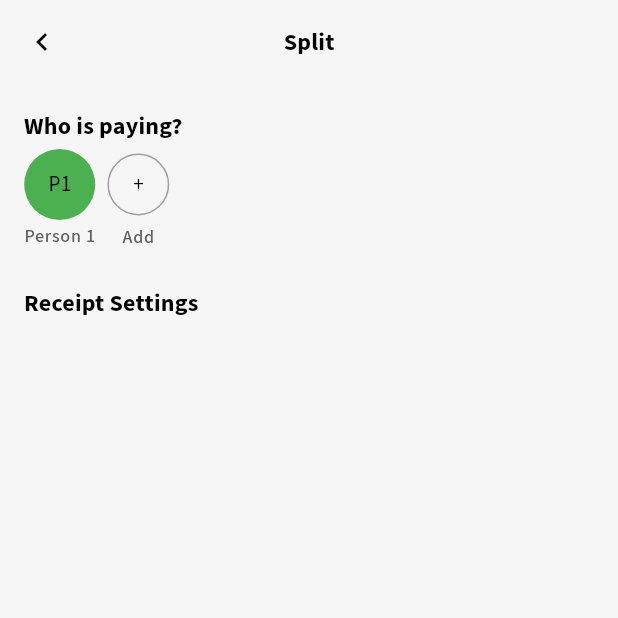
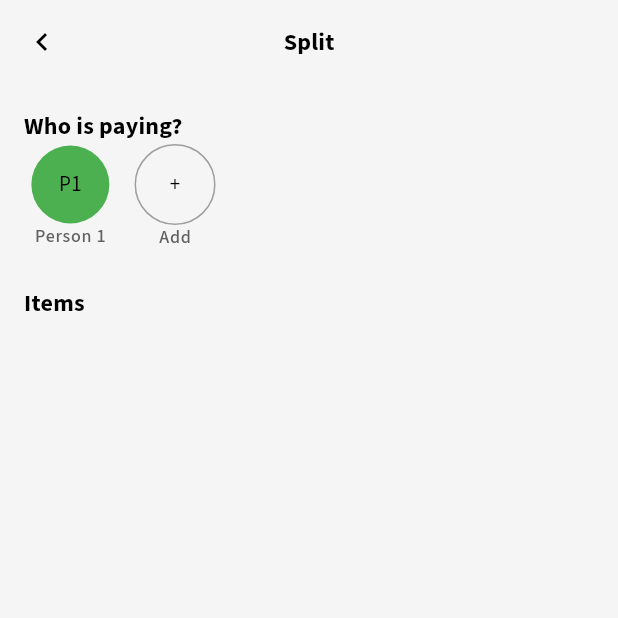
Before and after one commit to Zer0-01/numeru, a Flutter app: the SplitScreen screen opened directly, after a tap on an icon or button, on a phone screen of 412 x 824 dp, the top half of it. Run offline on Flutter 3.47's test engine with Material 3 defaults, Android fonts, the phone set to English and light mode, and no system bars; our stand-ins replace adaptive_theme, auto_route, equatable, flutter_bloc, google_fonts, logger and 2 more; accounts and stored records are empty; network calls fail.

Commit message:
feat: add size

```diff
--- a/lib/presentation/screen/split/widgets/receipt_settings_widget.dart
+++ b/lib/presentation/screen/split/widgets/receipt_settings_widget.dart
@@ -13,7 +13,7 @@ class ReceiptSettingsWidget extends StatelessWidget {
           crossAxisAlignment: CrossAxisAlignment.start,
           children: [
             Text(
-              context.l10n.receipt_settings,
+              "Items",
               style: context.textTheme.titleMedium?.copyWith(
                 fontWeight: FontWeight.bold,
               ),
--- a/lib/presentation/screen/split/widgets/who_is_paying_widget.dart
+++ b/lib/presentation/screen/split/widgets/who_is_paying_widget.dart
@@ -1,6 +1,7 @@
 import 'package:flutter/material.dart';
 import 'package:flutter_bloc/flutter_bloc.dart';
 import 'package:numeru/constant/padding_constant.dart';
+import 'package:numeru/constant/sizes_constant.dart';
 import 'package:numeru/extensions/context_extension.dart';
 import 'package:numeru/presentation/screen/split/bloc/split_bloc.dart';
 import 'package:numeru/util/common_functions.dart';
@@ -41,12 +42,18 @@ class WhoIsPayingWidget extends StatelessWidget {
                                 );
                               },
                               child: Container(
+                                width: SizesConstant.widthPercentage(
+                                  context,
+                                  15,
+                                ),
                                 padding: const EdgeInsets.all(16),
                                 decoration: BoxDecoration(
                                   shape: BoxShape.circle,
                                   color: getAvatarColor(people.id),
                                 ),
-                                child: Text(getInitials(people.name)),
+                                child: Center(
+                                  child: Text(getInitials(people.name)),
+                                ),
                               ),
                             ),
                             Text(
@@ -68,6 +75,7 @@ class WhoIsPayingWidget extends StatelessWidget {
                               );
                             },
                             child: Container(
+                              width: SizesConstant.widthPercentage(context, 15),
                               padding: const EdgeInsets.all(16),
                               decoration: BoxDecoration(
                                 shape: BoxShape.circle,
@@ -75,7 +83,7 @@ class WhoIsPayingWidget extends StatelessWidget {
                                   color: context.colorScheme.surfaceContainer,
                                 ),
                               ),
-                              child: const Text("+"),
+                              child: const Center(child: Text("+")),
                             ),
                           ),
                           Text(
```
